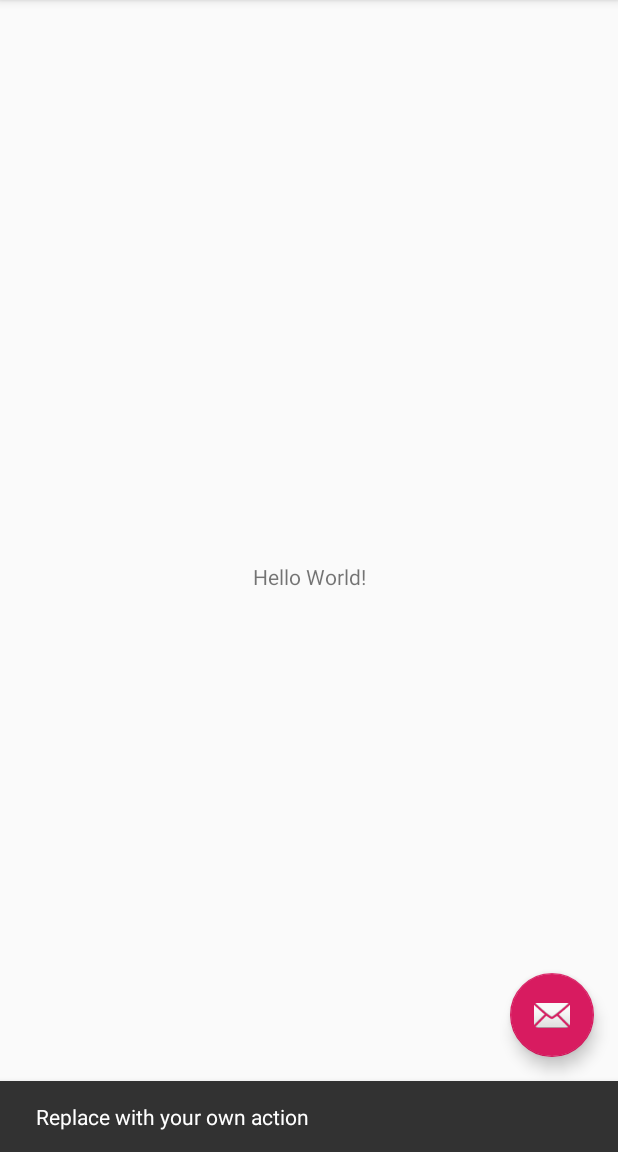
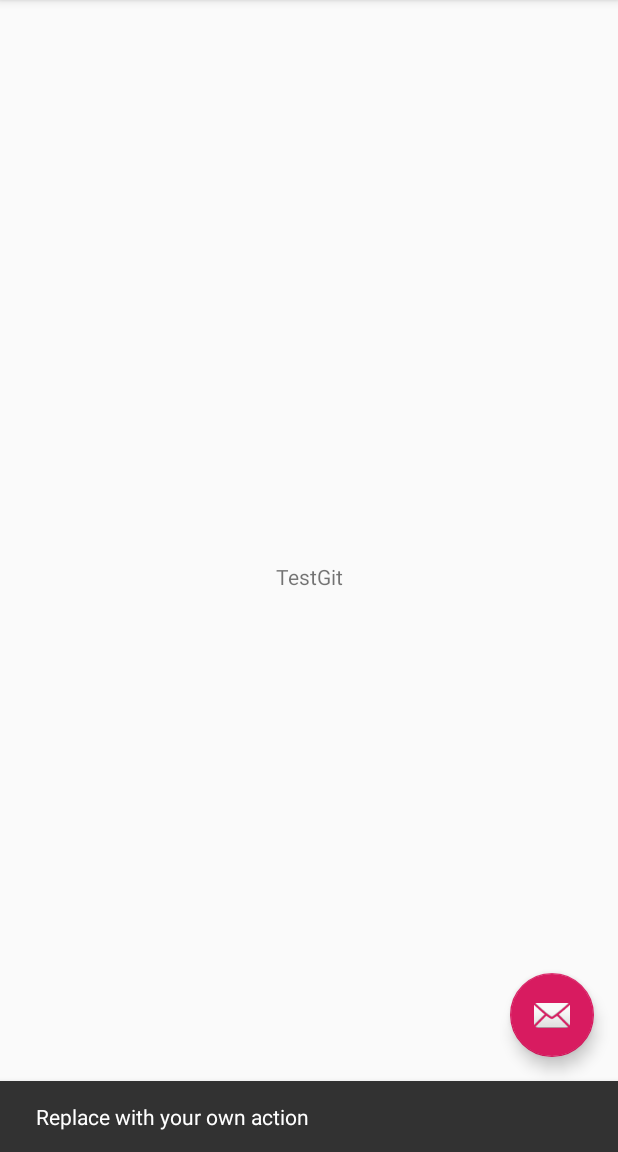
Before and after one commit to Pooky-Z/FirstRepository, an Android app: the screen it shows after launch (MainActivity), after a tap on an icon or button, on a phone screen of 412 x 824 dp, the part 84-1236 px from its top. Run offline under Robolectric (Android 15) with nearby library versions, the phone set to English and light mode, and no system bars.

Commit message:
change the 'Hello World'

```diff
--- a/app/src/main/res/layout/content_main.xml
+++ b/app/src/main/res/layout/content_main.xml
@@ -11,10 +11,11 @@
     <TextView
         android:layout_width="wrap_content"
         android:layout_height="wrap_content"
-        android:text="Hello World!"
+        android:text="TestGit"
         app:layout_constraintBottom_toBottomOf="parent"
         app:layout_constraintLeft_toLeftOf="parent"
         app:layout_constraintRight_toRightOf="parent"
-        app:layout_constraintTop_toTopOf="parent" />
+        app:layout_constraintTop_toTopOf="parent"
+        tools:text="所示" />
 
 </android.support.constraint.ConstraintLayout>
```
